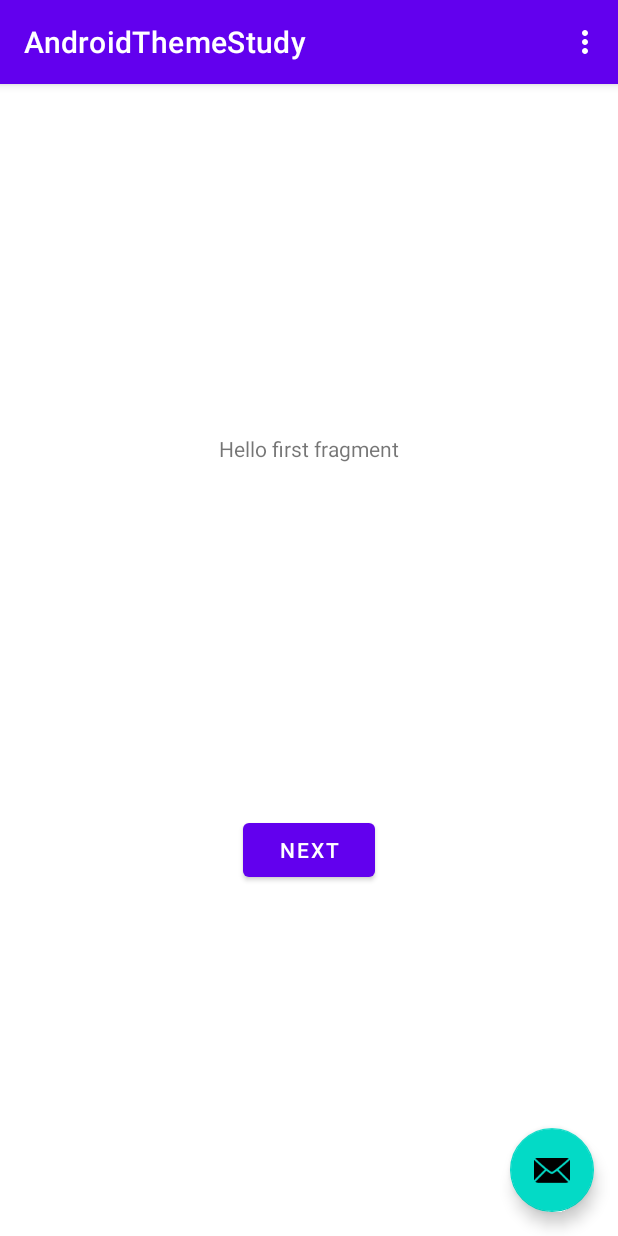
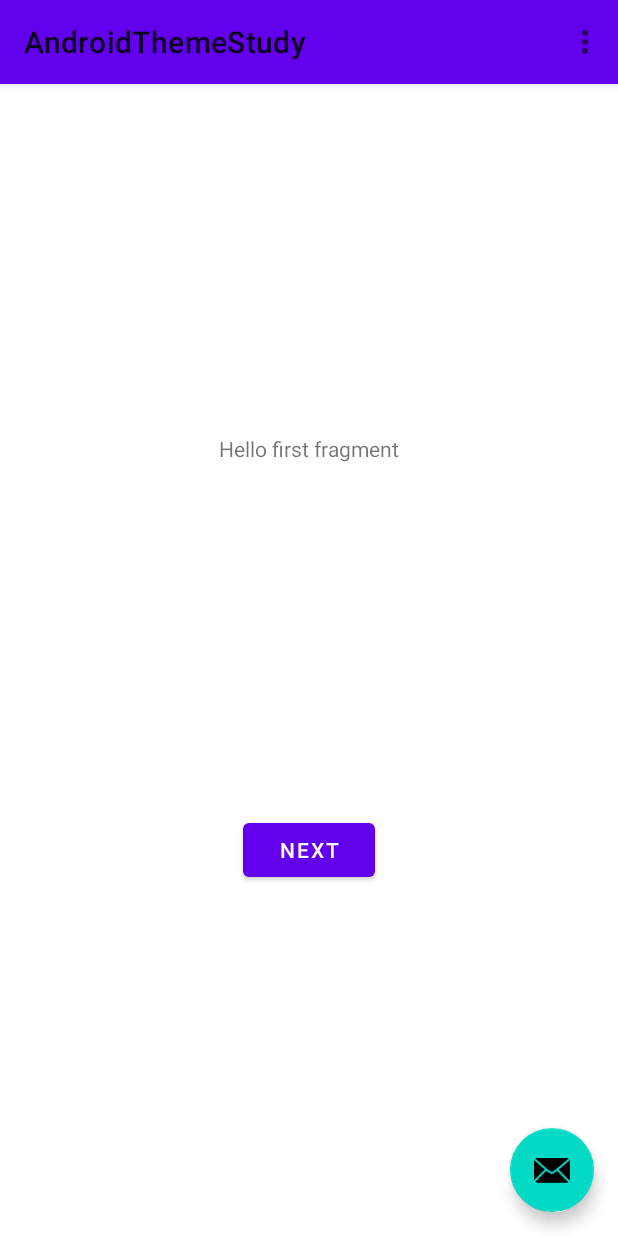
Before and after one commit to rmakiyama/android-theme-study, an Android app: the screen it shows after launch (MainActivity), on a phone screen of 412 x 824 dp. Run offline under Robolectric (Android 15) with nearby library versions, the phone set to English and light mode, and no system bars; our stand-ins replace data binding.

Commit message:
remove all styles and theme

```diff
--- a/app/src/main/res/layout/activity_main.xml
+++ b/app/src/main/res/layout/activity_main.xml
@@ -10,15 +10,12 @@
 
         <com.google.android.material.appbar.AppBarLayout
             android:layout_width="match_parent"
-            android:layout_height="wrap_content"
-            android:theme="@style/AppTheme.AppBarOverlay">
+            android:layout_height="wrap_content">
 
             <androidx.appcompat.widget.Toolbar
                 android:id="@+id/toolbar"
                 android:layout_width="match_parent"
-                android:layout_height="?attr/actionBarSize"
-                android:background="?attr/colorPrimary"
-                app:popupTheme="@style/AppTheme.PopupOverlay" />
+                android:layout_height="?attr/actionBarSize" />
 
         </com.google.android.material.appbar.AppBarLayout>
 
--- a/app/src/main/res/values/colors.xml
+++ b/app/src/main/res/values/colors.xml
@@ -1,6 +1,3 @@
 <?xml version="1.0" encoding="utf-8"?>
 <resources>
-    <color name="colorPrimary">#6200EE</color>
-    <color name="colorPrimaryDark">#3700B3</color>
-    <color name="colorAccent">#03DAC5</color>
 </resources>
--- a/app/src/main/res/values/theme.xml
+++ b/app/src/main/res/values/theme.xml
@@ -1,14 +1,6 @@
 <?xml version="1.0" encoding="utf-8"?>
 <resources>
-    <style name="Base.ThemeStudy" parent="Theme.MaterialComponents.Light.NoActionBar">
-        <item name="colorPrimary">@color/colorPrimary</item>
-        <item name="colorPrimaryDark">@color/colorPrimaryDark</item>
-        <item name="colorAccent">@color/colorAccent</item>
-    </style>
+    <style name="Base.ThemeStudy" parent="Theme.MaterialComponents.Light.NoActionBar"/>
 
     <style name="ThemeStudy" parent="Base.ThemeStudy"/>
-
-    <style name="AppTheme.AppBarOverlay" parent="ThemeOverlay.MaterialComponents.Dark.ActionBar"/>
-
-    <style name="AppTheme.PopupOverlay" parent="ThemeOverlay.MaterialComponents.Light"/>
 </resources>
```
